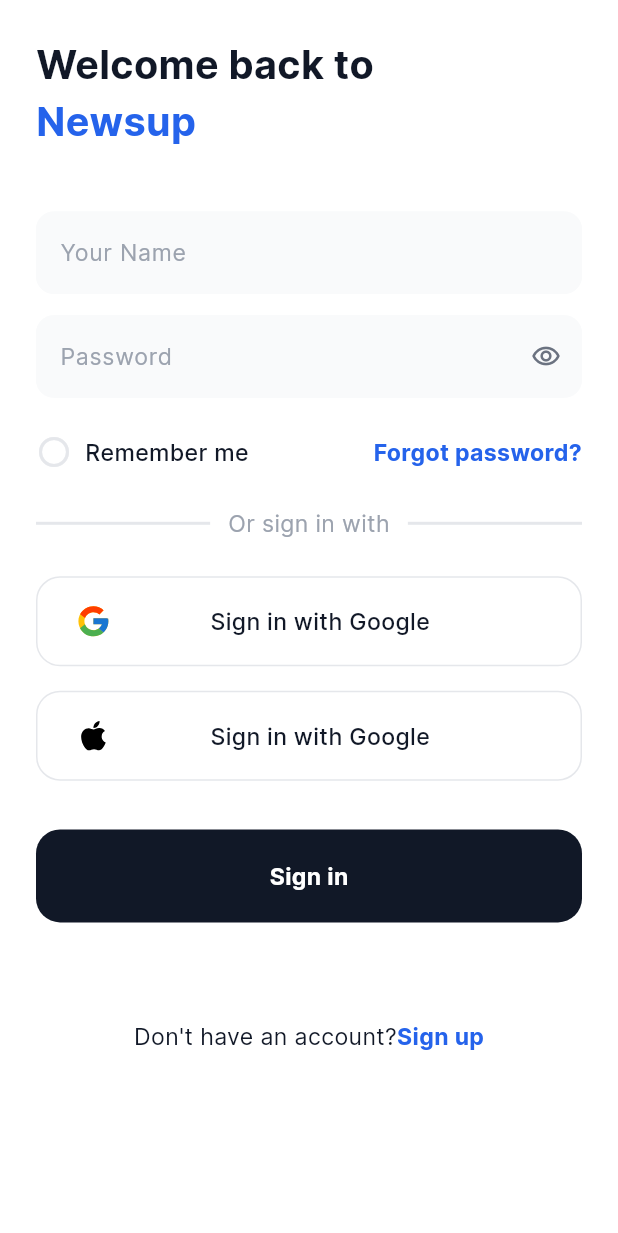
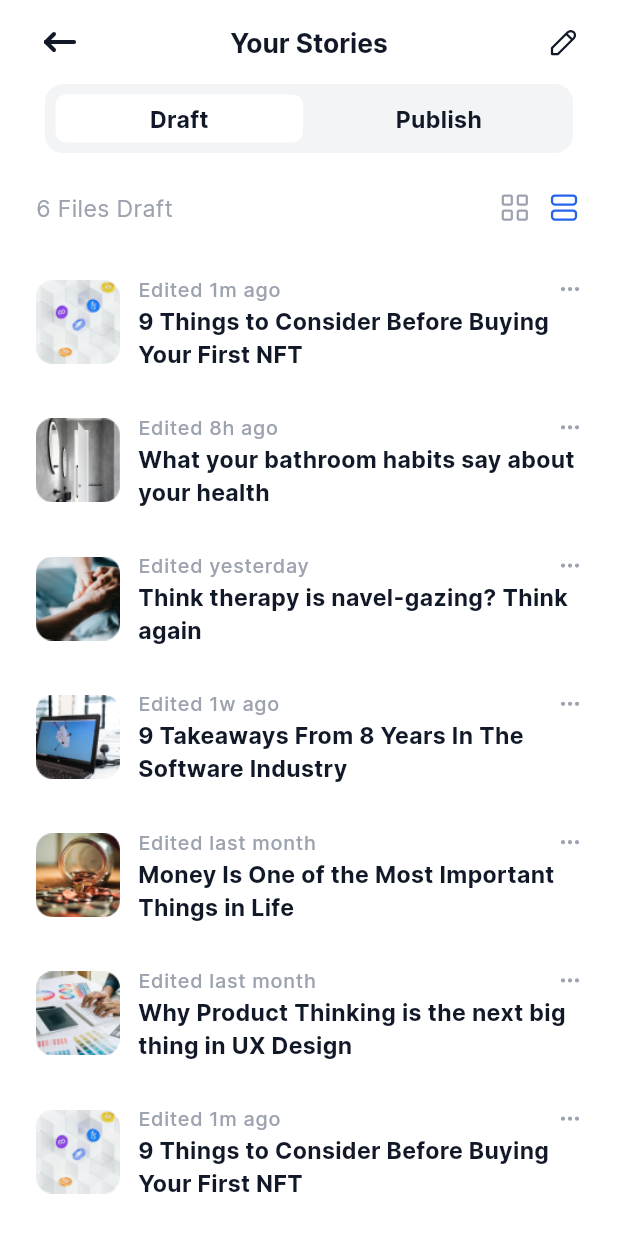
Before and after one commit to isakovtt/news_up, a Flutter app: the screen it shows after launch, on a phone screen of 412 x 824 dp. Shown: the top 1233 px of the screen. Run offline on Flutter 3.47's test engine with Material 3 defaults, Android fonts, the phone set to English and light mode, and no system bars; drawn by our look-alikes of buttons_tabbar; our stand-ins replace flutter_screenutil, flutter_svg, smooth_page_indicator.

Commit message:
draft screen ish goruldu

```diff
--- /dev/null
+++ b/lib/data/models/draft_model.dart
@@ -0,0 +1,61 @@
+import 'package:newsup_app/utils/constants/app_assets.dart';
+
+class DraftModel {
+  String image;
+  String editTime;
+  String headline;
+
+  DraftModel({
+    required this.editTime,
+    required this.headline,
+    required this.image,
+  });
+}
+
+List<DraftModel> drafts = [
+  DraftModel(
+    image: AppAssets.draftImage_1,
+    editTime: 'Edited 1m ago',
+    headline: '9 Things to Consider Before Buying Your First NFT',
+  ),
+  DraftModel(
+    image: AppAssets.draftImage_2,
+    editTime: 'Edited 8h ago',
+    headline: 'What your bathroom habits say about your health',
+  ),
+  DraftModel(
+    image: AppAssets.draftImage_3,
+    editTime: 'Edited yesterday',
+    headline: 'Think therapy is navel-gazing? Think again',
+  ),
+  DraftModel(
+    image: AppAssets.draftImage_4,
+    editTime: 'Edited 1w ago',
+    headline: '9 Takeaways From 8 Years In The Software Industry',
+  ),
+  DraftModel(
+    image: AppAssets.draftImage_5,
+    editTime: 'Edited last month',
+    headline: 'Money Is One of the Most Important Things in Life',
+  ),
+  DraftModel(
+    image: AppAssets.draftImage_6,
+    editTime: 'Edited last month',
+    headline: 'Why Product Thinking is the next big thing in UX Design',
+  ),
+   DraftModel(
+    image: AppAssets.draftImage_1,
+    editTime: 'Edited 1m ago',
+    headline: '9 Things to Consider Before Buying Your First NFT',
+  ),
+  DraftModel(
+    image: AppAssets.draftImage_2,
+    editTime: 'Edited 8h ago',
+    headline: 'What your bathroom habits say about your health',
+  ),
+  DraftModel(
+    image: AppAssets.draftImage_3,
+    editTime: 'Edited yesterday',
+    headline: 'Think therapy is navel-gazing? Think again',
+  ),
+];
--- a/lib/presentation/pages/app.dart
+++ b/lib/presentation/pages/app.dart
@@ -1,5 +1,7 @@
 import 'package:flutter/material.dart';
 import 'package:flutter_screenutil/flutter_screenutil.dart';
+import 'package:newsup_app/presentation/pages/authorization_screens/news_types_chip/news_types_chip.dart';
+import 'package:newsup_app/presentation/pages/draft/draft_screen.dart';
 
 import '../../utils/constants/app_themes.dart';
 import '../../utils/helpers/configs.dart';
@@ -18,7 +20,7 @@ class MyApp extends StatelessWidget {
           debugShowCheckedModeBanner: false,
           title: Configs.appName,
           theme: AppThemes.appTheme,
-          home: const LoginScreen(),
+          home: const DraftScreen(),
         );
       },
     );
--- /dev/null
+++ b/lib/presentation/pages/draft/draft_app_bar.dart
@@ -0,0 +1,44 @@
+import 'package:flutter/material.dart';
+import 'package:flutter_screenutil/flutter_screenutil.dart';
+import 'package:flutter_svg/svg.dart';
+import '../../../utils/constants/app_assets.dart';
+import '../../../utils/constants/app_paddings.dart';
+import '../../../utils/constants/app_text_styles.dart';
+import '../../../utils/constants/app_texts.dart';
+
+class DraftAppBar extends StatelessWidget implements PreferredSizeWidget {
+  const DraftAppBar({super.key});
+
+  @override
+  Widget build(BuildContext context) {
+    return AppBar(
+      centerTitle: true,
+      scrolledUnderElevation: 0,
+      leading: Padding(
+        padding: AppPaddings.l24,
+        child: Center(
+          child: SvgPicture.asset(
+            AppAssets.arrowNarrowLeft,
+            height: 32.h,
+            width: 32.w,
+          ),
+        ),
+      ),
+      title: Text(
+        AppTexts.yourStories,
+        style: AppTextStyles.greyScale900s16W700,
+      ),
+      actions: [
+        Padding(
+          padding: AppPaddings.h24,
+          child: SvgPicture.asset(
+            AppAssets.pencil,
+          ),
+        )
+      ],
+    );
+  }
+
+  @override
+  Size get preferredSize => const Size.fromHeight(kToolbarHeight);
+}
--- /dev/null
+++ b/lib/presentation/pages/draft/draft_layouts.dart
@@ -0,0 +1,39 @@
+import 'package:flutter/material.dart';
+import 'package:flutter_screenutil/flutter_screenutil.dart';
+import 'package:flutter_svg/svg.dart';
+import 'package:newsup_app/utils/constants/app_assets.dart';
+import 'package:newsup_app/utils/constants/app_colors.dart';
+import 'package:newsup_app/utils/constants/app_paddings.dart';
+import 'package:newsup_app/utils/constants/app_text_styles.dart';
+
+class DraftLayouts extends StatelessWidget {
+  const DraftLayouts({super.key});
+
+  @override
+  Widget build(BuildContext context) {
+    return Padding(
+      padding: AppPaddings.h24,
+      child: Row(
+        children: [
+           Text('6 Files Draft',style: AppTextStyles.greyScale400s14W400,),
+          const Spacer(),
+          SvgPicture.asset(
+            AppAssets.layoutGrid,
+            colorFilter: const ColorFilter.mode(
+              AppColors.greyScale_400,
+              BlendMode.srcIn,
+            ),
+          ),
+          8.horizontalSpace,
+          SvgPicture.asset(
+            AppAssets.ayoutList,
+            colorFilter: const ColorFilter.mode(
+              AppColors.primaryBase,
+              BlendMode.srcIn,
+            ),
+          ),
+        ],
+      ),
+    );
+  }
+}
--- /dev/null
+++ b/lib/presentation/pages/draft/draft_list_tile.dart
@@ -0,0 +1,42 @@
+import 'package:flutter/material.dart';
+import 'package:flutter_svg/svg.dart';
+import 'package:newsup_app/utils/constants/app_assets.dart';
+import 'package:newsup_app/utils/constants/app_paddings.dart';
+import 'package:newsup_app/utils/constants/app_text_styles.dart';
+
+class DraftListTile extends StatelessWidget {
+  const DraftListTile(
+      {super.key,
+      required this.image,
+      required this.editTimeText,
+      required this.headlinaText});
+
+  final String image;
+  final String editTimeText;
+  final String headlinaText;
+
+  @override
+  Widget build(BuildContext context) {
+    return ListTile(
+      horizontalTitleGap: 12,
+      contentPadding: AppPaddings.h24,
+      leading: Image.asset(image),
+      title: Row(
+        children: [
+          Text(
+            editTimeText,
+            style: AppTextStyles.greyScale400s12W500,
+          ),
+          const Spacer(),
+          SvgPicture.asset(
+            AppAssets.dotsGrey,
+          ),
+        ],
+      ),
+      subtitle: Text(
+        headlinaText,
+        style: AppTextStyles.greyScale900s14W700,
+      ),
+    );
+  }
+}
--- /dev/null
+++ b/lib/presentation/pages/draft/draft_screen.dart
@@ -0,0 +1,95 @@
+import 'package:buttons_tabbar/buttons_tabbar.dart';
+import 'package:flutter/material.dart';
+import 'package:flutter_screenutil/flutter_screenutil.dart';
+
+import '../../../utils/constants/app_box_decorations.dart';
+import '../../../utils/constants/app_colors.dart';
+import '../../../utils/constants/app_text_styles.dart';
+import 'draft_app_bar.dart';
+import 'draft_layouts.dart';
+import 'draft_view.dart';
+
+class DraftScreen extends StatefulWidget {
+  const DraftScreen({super.key});
+
+  @override
+  State<DraftScreen> createState() => _DraftScreenState();
+}
+
+class _DraftScreenState extends State<DraftScreen> {
+  @override
+  Widget build(BuildContext context) {
+    return Scaffold(
+      appBar: const DraftAppBar(),
+      body: PreferredSize(
+        preferredSize: const Size.fromHeight(40),
+        child: SafeArea(
+          child: DefaultTabController(
+            length: 2,
+            child: Column(
+              children: <Widget>[
+                DecoratedBox(
+                  decoration: AppBoxDecorations.greyScale100R12,
+                  child: Padding(
+                    padding: const EdgeInsets.all(3.0),
+                    child: ButtonsTabBar(
+                      height: 40,
+                      contentPadding: const EdgeInsets.symmetric(horizontal: 5),
+                      backgroundColor: AppColors.white,
+                      unselectedBackgroundColor: AppColors.greyScale_100,
+                      tabs: [
+                        Tab(
+                          child: Container(
+                            height: 32.h,
+                            width: 155,
+                            decoration: AppBoxDecorations.circular12,
+                            child: Center(
+                              child: Text('Draft',
+                                  style: AppTextStyles.greyScale900s14W700),
+                            ),
+                          ),
+                        ),
+                        Tab(
+                          child: Container(
+                            decoration: AppBoxDecorations.circular12,
+                            height: 32.h,
+                            width: 155,
+                            child: Center(
+                              child: Text(
+                                'Publish',
+                                style: AppTextStyles.greyScale900s14W700,
+                              ),
+                            ),
+                          ),
+                        ),
+                      ],
+                    ),
+                  ),
+                ),
+                24.verticalSpace,
+                Expanded(
+                  child: TabBarView(
+                    children: <Widget>[
+                      SingleChildScrollView(
+                        child: Column(
+                          children: [
+                            const DraftLayouts(),
+                            24.verticalSpace,
+                            const DraftView()
+                          ],
+                        ),
+                      ),
+                      const Center(
+                        child: Icon(Icons.directions_transit),
+                      ),
+                    ],
+                  ),
+                ),
+              ],
+            ),
+          ),
+        ),
+      ),
+    );
+  }
+}
--- /dev/null
+++ b/lib/presentation/pages/draft/draft_view.dart
@@ -0,0 +1,27 @@
+import 'package:flutter/material.dart';
+import 'package:flutter_screenutil/flutter_screenutil.dart';
+import 'package:newsup_app/data/models/draft_model.dart';
+import 'package:newsup_app/presentation/pages/draft/draft_list_tile.dart';
+
+class DraftView extends StatelessWidget {
+  const DraftView({super.key});
+
+  @override
+  Widget build(BuildContext context) {
+    return ListView.separated(
+      itemCount: drafts.length,
+      scrollDirection: Axis.vertical,
+      shrinkWrap: true,
+      physics: const NeverScrollableScrollPhysics(),
+      separatorBuilder: (context, index) => 12.verticalSpace,
+      itemBuilder: (context, index) {
+        final draft = drafts[index];
+        return DraftListTile(
+          image: draft.image,
+          editTimeText: draft.editTime,
+          headlinaText: draft.headline,
+        );
+      },
+    );
+  }
+}
--- a/lib/utils/constants/app_assets.dart
+++ b/lib/utils/constants/app_assets.dart
@@ -70,6 +70,7 @@ class AppAssets {
   static const String moon = '$_svg/moon.svg';
   static const String openBook = '$_svg/open_book.svg';
   static const String pencil = '$_svg/pencil.svg';
+  static const String pencilWeigh = '$_svg/pencil_weigh.svg';
   static const String phoneCall = '$_svg/phone_call.svg';
   static const String photo = '$_svg/photo.svg';
   static const String plus = '$_svg/plus.svg';
@@ -104,8 +105,6 @@ class AppAssets {
   static const String liveVector = '$_svg/live_vector.svg';
   static const String sendCommentIcon = '$_svg/send_comment_icon.svg';
 
-
-
   //png strings
   static const String onboardPicture_1 = '$_png/onboard_picture_1.png';
   static const String onboardPicture_2 = '$_png/onboard_picture_2.png';
@@ -119,5 +118,10 @@ class AppAssets {
   static const String commentPicture_2 = '$_png/comment_picture_2.png';
   static const String commentPicture_3 = '$_png/comment_picture_3.png';
   static const String commentPicture_4 = '$_png/comment_picture_4.png';
-
+  static const String draftImage_1 = '$_png/draft_image_1.png';
+  static const String draftImage_2 = '$_png/draft_image_2.png';
+  static const String draftImage_3 = '$_png/draft_image_3.png';
+  static const String draftImage_4 = '$_png/draft_image_4.png';
+  static const String draftImage_5 = '$_png/draft_image_5.png';
+  static const String draftImage_6 = '$_png/draft_image_6.png';
 }
--- a/lib/utils/constants/app_box_decorations.dart
+++ b/lib/utils/constants/app_box_decorations.dart
@@ -29,4 +29,19 @@ class AppBoxDecorations {
       ),
     );
   }
+
+  static BoxDecoration get circular12 {
+    return const BoxDecoration(
+      borderRadius: BorderRadius.all(
+        Radius.circular(12),
+      ),
+    );
+  }
+
+  static BoxDecoration get greyScale100R12 {
+    return BoxDecoration(
+      color: AppColors.greyScale_100,
+      borderRadius: BorderRadius.circular(12),
+    );
+  }
 }
--- a/lib/utils/constants/app_paddings.dart
+++ b/lib/utils/constants/app_paddings.dart
@@ -4,6 +4,7 @@ class AppPaddings {
   const AppPaddings._();
 
   static EdgeInsets get h24 => const EdgeInsets.symmetric(horizontal: 24);
+  static EdgeInsets get h25 => const EdgeInsets.symmetric(horizontal: 25);
   static EdgeInsets get h22 => const EdgeInsets.symmetric(horizontal: 22);
   static EdgeInsets get h12 => const EdgeInsets.symmetric(horizontal: 12);
   static EdgeInsets get v12 => const EdgeInsets.symmetric(vertical: 12);
--- a/lib/utils/constants/app_texts.dart
+++ b/lib/utils/constants/app_texts.dart
@@ -91,4 +91,7 @@ class AppTexts {
   static const writeComment = 'Write comment';
   static const comment = 'Comment';
   static const typeYourComment = 'Type your comment...';
+
+  // draft screen texts
+  static const yourStories = 'Your Stories';
 }
--- a/pubspec.yaml
+++ b/pubspec.yaml
@@ -39,6 +39,7 @@ dependencies:
   flutter_svg: ^2.0.10+1
   smooth_page_indicator: ^1.1.0
   font_awesome_icon_class: ^0.0.6
+  buttons_tabbar: ^1.3.8
 
 
 dev_dependencies:
```
Also changed, not shown: assets/icons/pencil_weigh.svg (added), assets/images/draft_image_1.png (added), assets/images/draft_image_2.png (added), assets/images/draft_image_3.png (added), assets/images/draft_image_4.png (added), assets/images/draft_image_5.png (added), assets/images/draft_image_6.png (added), pubspec.lock.
